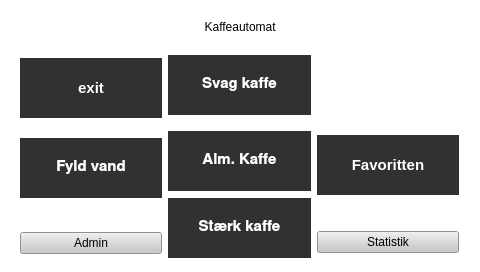
Qt form GUI_Nikolai/mainwindow.ui (EITPRJ3/GUI_Software) before a commit.
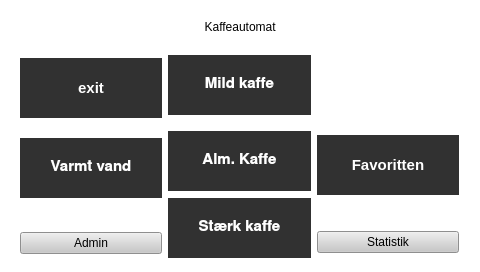
The same form after that commit.

Patch:
```diff
--- a/GUI_Nikolai/mainwindow.ui
+++ b/GUI_Nikolai/mainwindow.ui
@@ -165,7 +165,7 @@
  }</string>
          </property>
          <property name="text">
-          <string>Fyld vand</string>
+          <string>Varmt vand</string>
          </property>
         </widget>
        </item>
@@ -289,7 +289,7 @@
  }</string>
          </property>
          <property name="text">
-          <string>Svag kaffe</string>
+          <string>Mild kaffe</string>
          </property>
         </widget>
        </item>
```
